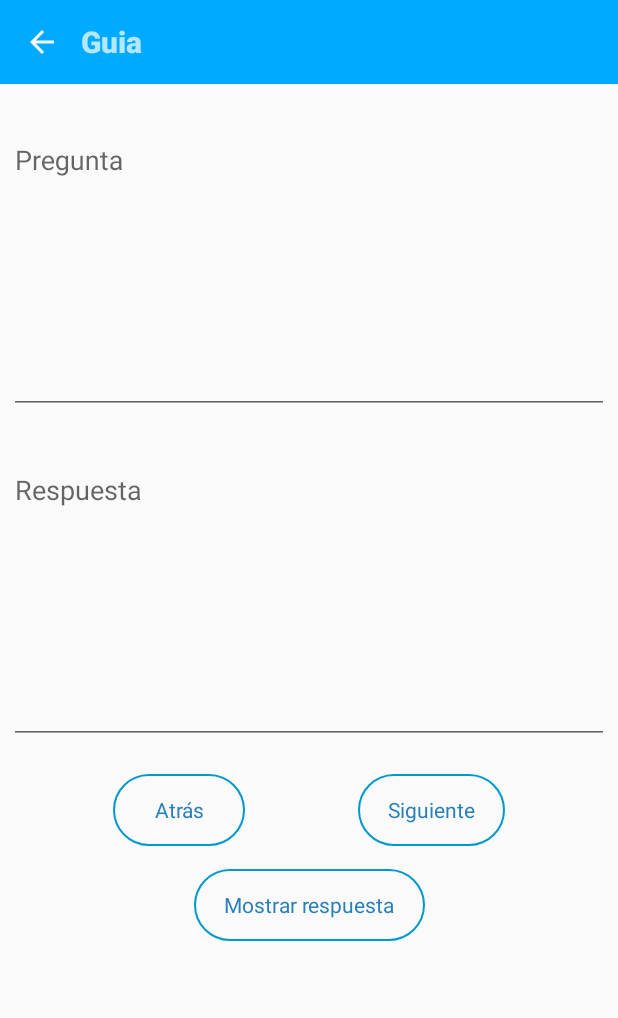
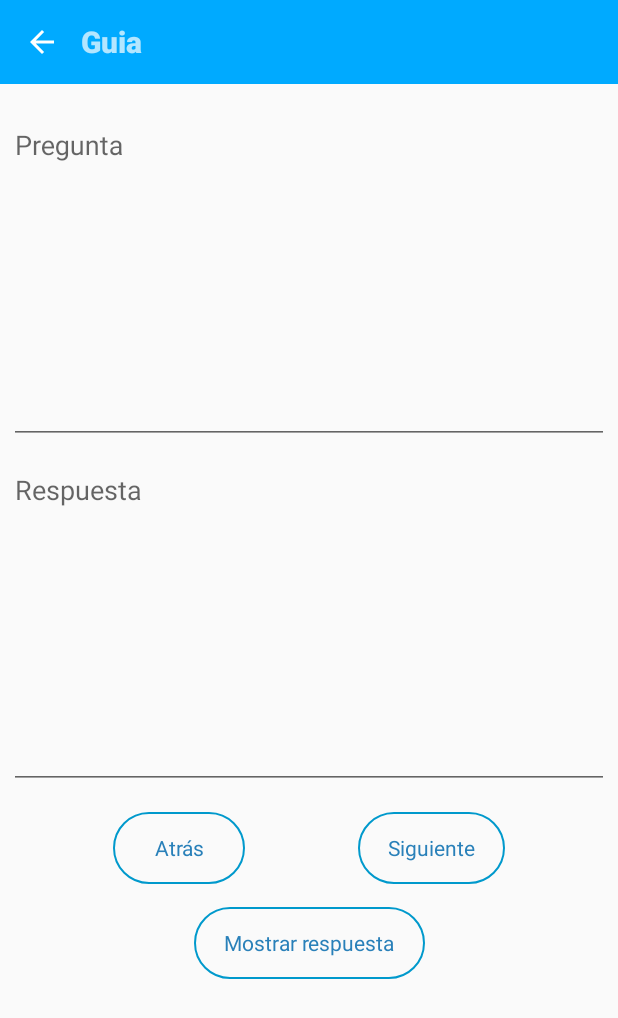
Before and after one commit to Jonathan1429/Review, an Android app: the Activity_RepasarGuia screen opened directly, with no data from a screen before it, on a phone screen of 412 x 824 dp. Shown: the top 1018 px of the screen. Run offline under Robolectric (Android 15) with nearby library versions, the phone set to English and light mode, and no system bars; our stand-ins replace AdMob; 12 statements that could not run were skipped.

Commit message:
Corrección de bugs en el botón de atras e implementación de cambiar nombre en el menú

```diff
--- a/app/src/main/java/com/jonathanev/review/Activities/Activity_RepasarGuia.java
+++ b/app/src/main/java/com/jonathanev/review/Activities/Activity_RepasarGuia.java
@@ -1,4 +1,6 @@
 package com.jonathanev.review.Activities;
+
+import static com.google.android.gms.ads.AdRequest.*;
 
 import android.app.AlertDialog;
 import android.content.DialogInterface;
@@ -11,6 +13,12 @@ import android.widget.Toast;
 
 import androidx.appcompat.app.AppCompatActivity;
 
+import com.google.android.gms.ads.AdListener;
+import com.google.android.gms.ads.AdRequest;
+import com.google.android.gms.ads.LoadAdError;
+import com.google.android.gms.ads.MobileAds;
+import com.google.android.gms.ads.initialization.InitializationStatus;
+import com.google.android.gms.ads.initialization.OnInitializationCompleteListener;
 import com.jonathanev.review.Clases.ColoresPregunta;
 import com.jonathanev.review.databinding.ActivityRepasarGuiaBinding;
 
@@ -46,6 +54,50 @@ public class Activity_RepasarGuia extends AppCompatActivity {
         binding = ActivityRepasarGuiaBinding.inflate(getLayoutInflater());
         setContentView(binding.getRoot());
 
+        // Anuncios publicitarios Banners.
+        /*MobileAds.initialize(this, new OnInitializationCompleteListener() {
+            @Override
+            public void onInitializationComplete(InitializationStatus initializationStatus) {
+            }
+        });
+
+        AdRequest adRequest = new Builder().build();
+        binding.adView.loadAd(adRequest);
+        binding.adView.setAdListener(new AdListener() {
+            @Override
+            public void onAdClicked() {
+                // Code to be executed when the user clicks on an ad.
+            }
+
+            @Override
+            public void onAdClosed() {
+                // Code to be executed when the user is about to return
+                // to the app after tapping on an ad.
+            }
+
+            @Override
+            public void onAdFailedToLoad(LoadAdError adError) {
+                // Code to be executed when an ad request fails.
+            }
+
+            @Override
+            public void onAdImpression() {
+                // Code to be executed when an impression is recorded
+                // for an ad.
+            }
+
+            @Override
+            public void onAdLoaded() {
+                // Code to be executed when an ad finishes loading.
+            }
+
+            @Override
+            public void onAdOpened() {
+                // Code to be executed when an ad opens an overlay that
+                // covers the screen.
+            }
+        });*/
+
         // Reutilizo el layout anteriormente creado y le asigno un texto el tvTituloToolbar
         binding.barraSuperiorRegreso.tvTituloToolbar.setText("Guia");
 
@@ -75,13 +127,20 @@ public class Activity_RepasarGuia extends AppCompatActivity {
         binding.btnMostrarRespuesta.setOnClickListener(new View.OnClickListener() {
             @Override
             public void onClick(View view) {
-                mostrarRespuesta(builder);
+                if (binding.btnMostrarRespuesta.getText().toString().equals("Mostrar respuesta")){
+                    binding.btnMostrarRespuesta.setText("Ocultar respuesta");
+                    mostrarRespuesta(builder);
+                } else {
+                     binding.btnMostrarRespuesta.setText("Mostrar respuesta");
+                     binding.etRespuesta.setText("");
+                }
             }
         });
 
         binding.btnAtrasPregunta.setOnClickListener(new View.OnClickListener() {
             @Override
             public void onClick(View view) {
+                binding.btnMostrarRespuesta.setText("Mostrar respuesta");
                 if(contadorPregunta == 0){
                     Toast.makeText(getApplicationContext(), "No tienes preguntas anteriores",
                             Toast.LENGTH_SHORT).show();
@@ -100,6 +159,7 @@ public class Activity_RepasarGuia extends AppCompatActivity {
             @Override
             public void onClick(View view) {
                 contadorPregunta++;
+                binding.btnMostrarRespuesta.setText("Mostrar respuesta");
                 int preguntasTotales = preguntas.size();
 
                 // Validamos que haya mas preguntas, si las hay entra al método sino al else.
--- a/app/src/main/res/layout/activity_repasar_guia.xml
+++ b/app/src/main/res/layout/activity_repasar_guia.xml
@@ -17,14 +17,15 @@
         android:id="@+id/tilContenidoPregunta"
         android:labelFor="@+id/tvContenidoPregunta"
         android:layout_width="match_parent"
-        android:layout_height="200dp"
-        android:layout_marginTop="20dp"
+        android:layout_height="230dp"
+        android:layout_marginTop="10dp"
         android:layout_marginStart="6dp"
         android:layout_marginEnd="6dp"
         app:endIconMode="clear_text"
         app:layout_constraintTop_toBottomOf="@+id/barra_superior_regreso"
         app:layout_constraintStart_toStartOf="parent"
-        app:layout_constraintEnd_toEndOf="parent">
+        app:layout_constraintEnd_toEndOf="parent"
+        app:layout_constraintHeight_percent="0.4">
 
         <com.google.android.material.textfield.TextInputEditText
             android:id="@+id/etPregunta"
@@ -44,14 +45,14 @@
         android:id="@+id/tilContenidoRespuesta"
         android:labelFor="@+id/tvContenidoPregunta"
         android:layout_width="match_parent"
-        android:layout_height="200dp"
-        android:layout_marginTop="20dp"
+        android:layout_height="230dp"
         android:layout_marginStart="6dp"
         android:layout_marginEnd="6dp"
         app:endIconMode="clear_text"
         app:layout_constraintTop_toBottomOf="@+id/tilContenidoPregunta"
         app:layout_constraintStart_toStartOf="parent"
-        app:layout_constraintEnd_toEndOf="parent">
+        app:layout_constraintEnd_toEndOf="parent"
+        app:layout_constraintHeight_percent="0.4">
 
         <com.google.android.material.textfield.TextInputEditText
             android:id="@+id/etRespuesta"
@@ -71,6 +72,7 @@
         android:id="@+id/btnAtrasPregunta"
         android:layout_width="wrap_content"
         android:layout_height="wrap_content"
+        android:layout_marginTop="15dp"
         android:text="@string/btnAtras"
         android:background="@drawable/ic_filter_state"
         style="@style/btnGeneral"
@@ -83,6 +85,7 @@
         android:id="@+id/btnSiguientePregunta"
         android:layout_height="wrap_content"
         android:layout_width="wrap_content"
+        android:layout_marginTop="15dp"
         android:text="@string/btnSiguiente"
         android:background="@drawable/ic_filter_state"
         style="@style/btnGeneral"
@@ -99,7 +102,22 @@
         android:text="@string/btnMostrarRespuesta"
         android:background="@drawable/ic_filter_state"
         style="@style/btnGeneral"
-        app:layout_constraintTop_toBottomOf="@+id/btnSiguientePregunta"
+        app:layout_constraintTop_toBottomOf="@+id/btnAtrasPregunta"
         app:layout_constraintStart_toStartOf="parent"
         app:layout_constraintEnd_toEndOf="parent" />
+
+    <com.google.android.gms.ads.AdView
+        xmlns:ads="http://schemas.android.com/apk/res-auto"
+        android:id="@+id/adView"
+        android:layout_width="wrap_content"
+        android:layout_height="wrap_content"
+        android:layout_centerHorizontal="true"
+        android:layout_alignParentBottom="true"
+        android:layout_marginTop="10dp"
+        ads:adSize="BANNER"
+        ads:adUnitId="ca-app-pub-3940256099942544/6300978111"
+        ads:layout_constraintStart_toStartOf="parent"
+        ads:layout_constraintEnd_toEndOf="parent"
+        ads:layout_constraintTop_toBottomOf="@+id/btnMostrarRespuesta">
+    </com.google.android.gms.ads.AdView>
 </androidx.constraintlayout.widget.ConstraintLayout>
--- a/build.gradle
+++ b/build.gradle
@@ -5,7 +5,8 @@ buildscript {
         mavenCentral()
     }
     dependencies {
-        classpath "com.android.tools.build:gradle:7.0.4"
+        classpath 'com.android.tools.build:gradle:8.0.2'
+        //classpath 'com.android.tools.build:gradle:7.4.2'
 
         // NOTE: Do not place your application dependencies here; they belong
         // in the individual module build.gradle files
--- a/gradle.properties
+++ b/gradle.properties
@@ -17,3 +17,6 @@ org.gradle.jvmargs=-Xmx2048m -Dfile.encoding=UTF-8
 android.useAndroidX=true
 # Automatically convert third-party libraries to use AndroidX
 android.enableJetifier=true
+android.defaults.buildfeatures.buildconfig=true
+android.nonTransitiveRClass=false
+android.nonFinalResIds=false
```
Also changed, not shown: app/build.gradle (+8 -3 lines), app/src/main/AndroidManifest.xml (+39 -8 lines), app/src/main/java/com/jonathanev/review/Activities/Activity_Cuestionario.java (+42 -11 lines), app/src/main/java/com/jonathanev/review/Activities/Activity_Modificar.java (+56 -25 lines), app/src/main/java/com/jonathanev/review/Fragments/Fragment_DialogListarGuias_popup.java (+38 -5 lines), app/src/main/java/com/jonathanev/review/Fragments/Fragment_DialogNuevoArchivo_popu.java (+123 -1 lines), app/src/main/java/com/jonathanev/review/MainActivity.java (+7 -1 lines), app/src/main/res/layout/activity_cuestionario.xml (+15 -9 lines), app/src/main/res/layout/activity_modificar.xml (+21 -10 lines), gradle/wrapper/gradle-wrapper.properties, 3 other files.
